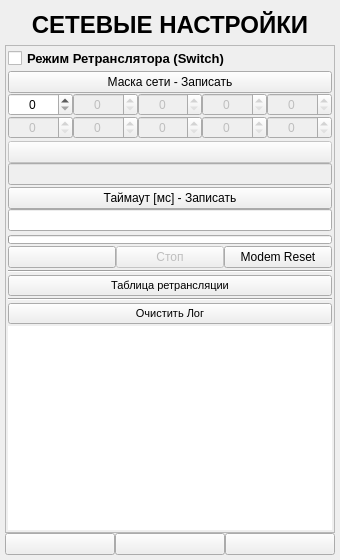
DavidSiegman/PLC_RF_Configurator, file ANDROID_FORMS/net_settings_form.ui: the form before one commit.
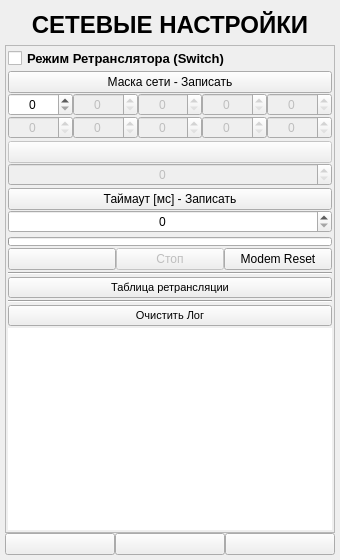
The form after the commit. Icons and pictures are not drawn.

Diff of the .ui file:
```diff
--- a/ANDROID_FORMS/net_settings_form.ui
+++ b/ANDROID_FORMS/net_settings_form.ui
@@ -438,7 +438,7 @@
              </widget>
             </item>
             <item>
-             <widget class="QLineEdit" name="SwitchLVL">
+             <widget class="QSpinBox" name="SwitchLVL">
               <property name="enabled">
                <bool>false</bool>
               </property>
@@ -448,32 +448,17 @@
                 <verstretch>0</verstretch>
                </sizepolicy>
               </property>
-              <property name="minimumSize">
-               <size>
-                <width>0</width>
-                <height>0</height>
-               </size>
-              </property>
-              <property name="maximumSize">
-               <size>
-                <width>16777215</width>
-                <height>16777215</height>
-               </size>
-              </property>
               <property name="font">
                <font>
                 <family>Microsoft YaHei UI</family>
                </font>
               </property>
-              <property name="toolTipDuration">
-               <number>-1</number>
-              </property>
-              <property name="layoutDirection">
-               <enum>Qt::LeftToRight</enum>
-              </property>
               <property name="alignment">
                <set>Qt::AlignCenter</set>
               </property>
+              <property name="maximum">
+               <number>10</number>
+              </property>
              </widget>
             </item>
            </layout>
@@ -503,28 +488,13 @@
              </widget>
             </item>
             <item>
-             <widget class="QLineEdit" name="SwitchTM">
-              <property name="enabled">
-               <bool>true</bool>
-              </property>
+             <widget class="QSpinBox" name="SwitchTM">
               <property name="sizePolicy">
                <sizepolicy hsizetype="Expanding" vsizetype="Minimum">
                 <horstretch>0</horstretch>
                 <verstretch>0</verstretch>
                </sizepolicy>
               </property>
-              <property name="minimumSize">
-               <size>
-                <width>0</width>
-                <height>0</height>
-               </size>
-              </property>
-              <property name="maximumSize">
-               <size>
-                <width>16777215</width>
-                <height>16777215</height>
-               </size>
-              </property>
               <property name="font">
                <font>
                 <family>Microsoft YaHei UI</family>
@@ -533,6 +503,12 @@
               <property name="alignment">
                <set>Qt::AlignCenter</set>
               </property>
+              <property name="maximum">
+               <number>30000</number>
+              </property>
+              <property name="value">
+               <number>0</number>
+              </property>
              </widget>
             </item>
            </layout>
```
